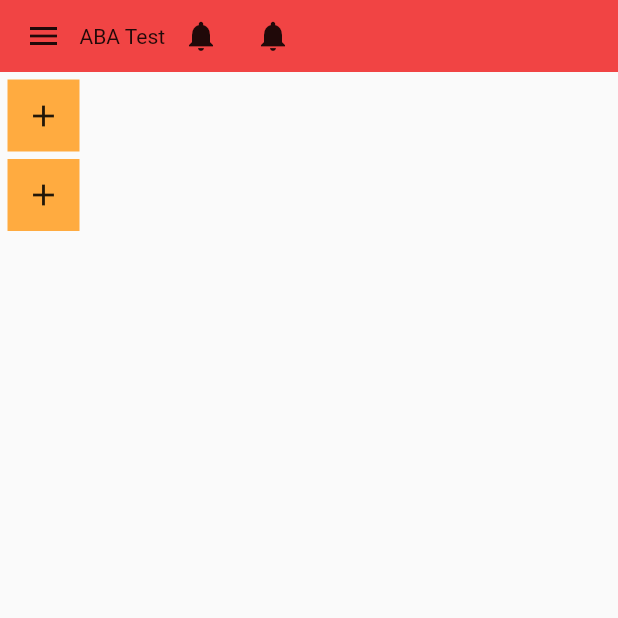
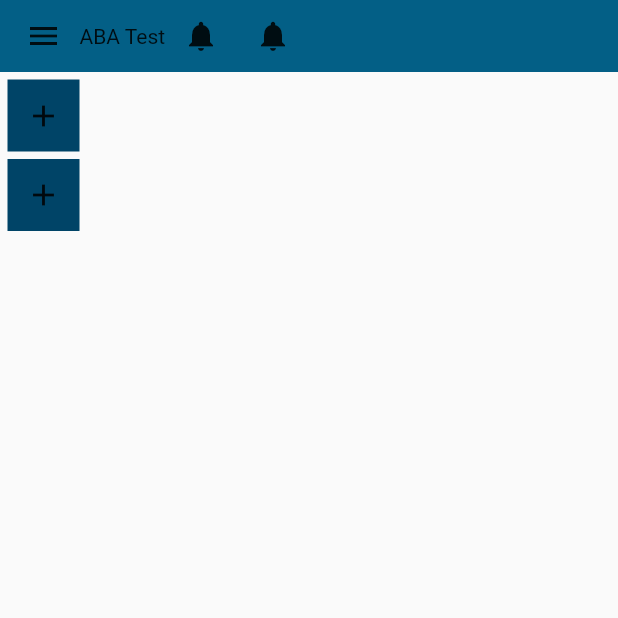
Before and after one commit to phalsopheak/aba_clone, a Flutter app: the screen it shows after launch, on a phone screen of 412 x 824 dp, the top half of it. Run offline on Flutter 3.47's test engine with Material 2 defaults, Android fonts, the phone set to English and light mode, and no system bars; our stand-ins replace get.

Commit message:
add color

```diff
--- a/lib/common/constants/app_color.dart
+++ b/lib/common/constants/app_color.dart
@@ -3,5 +3,6 @@ import 'dart:ui';
 class AppColor {
   const AppColor();
 
-  static const Color headerBackground = Color(0xFFF14444);
+  static const Color headerBackground = Color(0xFF035F86);
+  static const Color smallButtonBackground = Color(0xFF004467);
 }
--- a/lib/ui/screen/home/body/button.dart
+++ b/lib/ui/screen/home/body/button.dart
@@ -1,3 +1,4 @@
+import 'package:aba_clone/common/constants/app_color.dart';
 import 'package:flutter/material.dart';
 
 class CustomButton extends StatelessWidget {
@@ -10,7 +11,7 @@ class CustomButton extends StatelessWidget {
   Widget build(BuildContext context) {
     return Container(
       margin: EdgeInsets.only(left: 5, top: 5),
-      color: Colors.orangeAccent,
+      color: AppColor.smallButtonBackground,
       child: IconButton(
         icon: icon,
         onPressed: onPressed,
```
